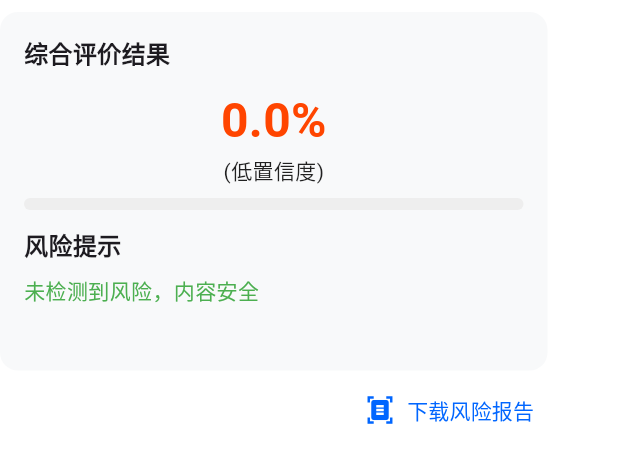
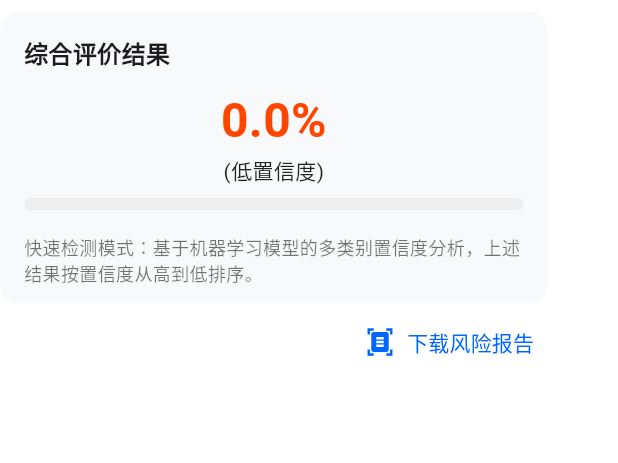
Before and after one commit to Blue16-WangFudi/omniguard_ui_enterprise, a Flutter app: the RiskReportCard widget shown alone on an empty page, opened directly with empty values, on a phone screen of 412 x 824 dp. Shown: the top 463 px of the screen. Run offline on Flutter 3.47's test engine with Material 3 defaults, Android fonts, the phone set to English and light mode, and no system bars; our stand-ins replace file_picker, fl_chart, flutter_svg; network calls fail; Roboto replaces fonts that are missing (HarmonyOS_Sans).

Commit message:
feat(risk_report_card): add detection mode specific UI logic
Add conditional rendering for PRECISE detection mode to show/hide risk analysis sections and add quick mode description. Also includes minor style adjustments for dot decoration.

```diff
--- a/lib/widgets/risk_report_card.dart
+++ b/lib/widgets/risk_report_card.dart
@@ -246,6 +246,8 @@
                     ),
                   ),
 
+                // 精准(增强)模式下的“风险提示/AI特征分析”标题
+                if (widget.detectionMode == 'PRECISE')
                   Padding(
                     padding: const EdgeInsets.fromLTRB(16, 4, 16, 4),
                     child: Text(
@@ -259,7 +261,8 @@
                   ),
 
                 // Check feature points status and display appropriate message
-                if (!hasAnalysis || !hasFeaturePointsField)
+                if (widget.detectionMode == 'PRECISE' &&
+                    (!hasAnalysis || !hasFeaturePointsField))
                   // featurePoints 键不存在时显示检测失败信息
                   Padding(
                     padding: const EdgeInsets.fromLTRB(16, 4, 16, 4),
@@ -272,7 +275,7 @@
                       ),
                     ),
                   )
-                else if (!hasFeaturePoints)
+                else if (widget.detectionMode == 'PRECISE' && !hasFeaturePoints)
                   // featurePoints 为空列表时显示无风险信息
                   Padding(
                     padding: const EdgeInsets.fromLTRB(16, 4, 16, 4),
@@ -287,12 +290,26 @@
                       ),
                     ),
                   )
-                else
+                else if (widget.detectionMode == 'PRECISE')
                   // 存在风险特征点时显示特征点列表
                   ...result?.analysis.featurePoints
                           .map((point) => _buildFeaturePoint(point)) ??
                       [],
 
+                // 快速模式底部说明文字
+                if (widget.detectionMode != 'PRECISE')
+                  Padding(
+                    padding: const EdgeInsets.fromLTRB(16, 8, 16, 12),
+                    child: Text(
+                      '快速检测模式：基于机器学习模型的多类别置信度分析，上述结果按置信度从高到低排序。',
+                      style: const TextStyle(
+                        fontSize: 12,
+                        color: Colors.black54,
+                        fontFamily: 'HarmonyOS_Sans',
+                      ),
+                    ),
+                  )
+                else
                   Padding(
                     padding: const EdgeInsets.fromLTRB(16, 8, 16, 12),
                     child: Text(
@@ -362,7 +379,8 @@
                 width: 8,
                 height: 8,
                 margin: const EdgeInsets.only(right: 8),
-                decoration: BoxDecoration(color: dotColor, shape: BoxShape.circle),
+                decoration:
+                    BoxDecoration(color: dotColor, shape: BoxShape.circle),
               ),
               Expanded(
                 child: Text(
```
Lines whose indentation alone changed are shown as unchanged.
